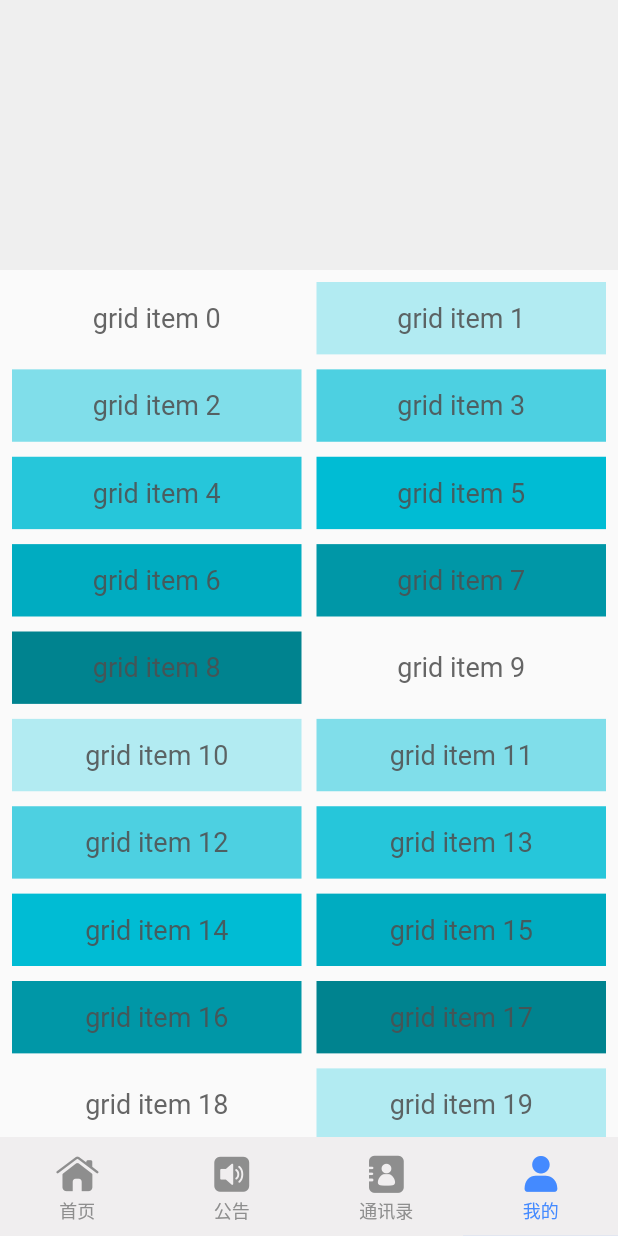
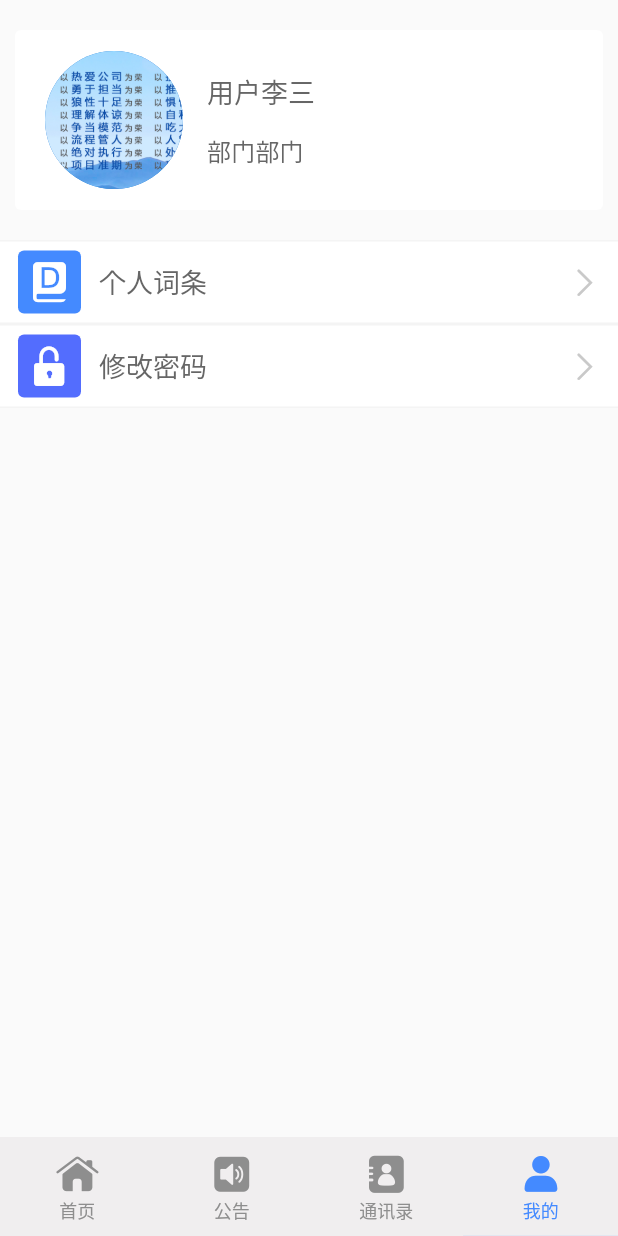
Before and after one commit to samCooker/flutter_demo, a Flutter app: the screen it shows after launch, item 4 of the bottom bar chosen, on a phone screen of 412 x 824 dp. Run offline on Flutter 3.47's test engine with Material 2 defaults, Android fonts, the phone set to English and light mode, and no system bars; our stand-ins replace fluro, flutter_spinkit, flutter_swiper, pull_to_refresh, shared_preferences, sqflite; accounts and stored records are empty; statements that could not run were skipped.

Commit message:
添加主题修改

```diff
--- a/lib/main.dart
+++ b/lib/main.dart
@@ -34,14 +34,21 @@ class CustomThemeApp extends StatelessWidget {
   @override
   Widget build(BuildContext context) {
     final ThemesBloc themesBloc = ThemeBlocProvider.of(context);
-    return StreamBuilder<ThemeData>(
+    return StreamBuilder<CustomTheme>(
       stream: themesBloc.items,
-      initialData: new ThemeData(
-        primaryColor: Colors.blueAccent,
-        buttonColor: Colors.blueAccent,
-        backgroundColor: Color(0xFFEFEFEF),
-        accentColor: Color(0xFF888888),
+      initialData: new CustomTheme(),
+      builder: (context,snapshot){
+        return MaterialApp(
+          theme: new ThemeData(
+            primaryColor: snapshot.data.primaryColor,
+            buttonColor: snapshot.data.primaryColor,
+            accentColor: snapshot.data.primaryColor,
+            backgroundColor: snapshot.data.backgroundColor,
+            dividerColor:Color(0xFFF4F4F4),
+            cursorColor: Color(0xFFC9C9C9),
             textTheme: TextTheme(
+                title: TextStyle(color: Color(0xDD4E4E4E), fontSize: 18.0),
+                subtitle: TextStyle(color: Color(0xDD4E4E4E), fontSize: 16.0),
                 headline: TextStyle(color: Color(0xFFFFFFFF), fontSize: 20.0,fontWeight: FontWeight.bold),
                 //设置Material的默认字体样式
                 body1: TextStyle(color: Color(0xDD4E4E4E), fontSize: 18.0),
@@ -49,22 +56,12 @@ class CustomThemeApp extends StatelessWidget {
                 display1: TextStyle(color: Color(0xDD4E4E4E),fontSize: 16,fontWeight: FontWeight.bold),
                 //(首页菜单项样式)
                 display2: TextStyle(color: Color(0xDD4E4E4E),fontSize: 14,fontWeight: FontWeight.bold),
-            button: TextStyle(color: Colors.blueAccent,fontSize: 14.0,)
+                button: TextStyle(color: snapshot.data.primaryColor,fontSize: 14.0,)
             ),
             iconTheme: IconThemeData(
-          color: Color(ThemeColor),
+              color: Colors.blueAccent,
               size: 35.0,
             ),
-      ),
-      builder: (context,snapshot){
-        return MaterialApp(
-          theme: new ThemeData(
-            primaryColor: snapshot.data.primaryColor,
-            buttonColor: snapshot.data.buttonColor,
-            backgroundColor: snapshot.data.backgroundColor,
-            accentColor: snapshot.data.accentColor,
-            textTheme: snapshot.data.textTheme,
-            iconTheme: snapshot.data.iconTheme,
           ),
           home: MyHomePage(),
           onGenerateRoute: Application.router.generator,
--- a/lib/utils/themes_bloc.dart
+++ b/lib/utils/themes_bloc.dart
@@ -3,21 +3,34 @@ import 'dart:async';
 import 'package:flutter/material.dart';
 import 'package:flutter/widgets.dart';
 
+class CustomTheme{
+  Color primaryColor = Colors.blueAccent;
+  Color iconColor = Colors.blueAccent;
+  Color backgroundColor = Color(0xFFEFEFEF);
+
+  int commonSize = 18;
+  int titleSize = 22;
+  int subTitleSize = 20;
+
+  CustomTheme({this.primaryColor,this.iconColor,this.backgroundColor,this.commonSize,this.titleSize,this.subTitleSize});
+
+}
+
 class ThemesBloc {
 
-  ThemeData currentTheme;
+    CustomTheme currentTheme;
 
-  StreamController<ThemeData> _controller;
+  StreamController<CustomTheme> _controller;
 
   ThemesBloc(){
-    _controller = StreamController<ThemeData>();
+    _controller = StreamController<CustomTheme>();
   }
 
-  Stream<ThemeData> get items => _controller.stream;
+  Stream<CustomTheme> get items => _controller.stream;
 
-  setThemeData(ThemeData themeData){
+  setThemeData(CustomTheme themeData){
     currentTheme=themeData;
-    _controller.sink.add(currentTheme);
+    _controller.sink.add(themeData);
   }
 
   dispose(){
--- a/lib/views/home/index_home.dart
+++ b/lib/views/home/index_home.dart
@@ -9,6 +9,7 @@ import '../../routers/application.dart';
 import '../../components/search_input.dart';
 import 'my_menu_bloc.dart';
 import 'package:flutter_app/model/model_menu.dart';
+import '../../utils/themes_bloc.dart';
 
 class HomePage extends StatefulWidget {
 
@@ -42,6 +43,7 @@ class HomePageState extends State<HomePage> with AutomaticKeepAliveClientMixin{
 
   @override
   Widget build(BuildContext context) {
+    final themesBloc = ThemeBlocProvider.of(context);
     super.build(context);
     return new Scaffold(
       //标题栏
@@ -56,15 +58,7 @@ class HomePageState extends State<HomePage> with AutomaticKeepAliveClientMixin{
                   "超创信息",
                   style: Theme.of(context).textTheme.headline,
                 ),
-              ),
-            Expanded(
-              child: SearchInput(
-                  placeholder: "搜索功能",
-                  onTap: () {
-                    print("功能搜索");
-                    Application.router.navigateTo(context, "search");
-                  }),
-            )
+              )
             ],
           ),
           centerTitle: false
@@ -104,7 +98,12 @@ class HomePageState extends State<HomePage> with AutomaticKeepAliveClientMixin{
                         alignment: Alignment.centerRight,
                         child: InkWell(
                           onTap: () {
-
+//todo 测试修改主题
+                            themesBloc.setThemeData(new CustomTheme(
+                              primaryColor: Colors.redAccent,
+                              iconColor: Colors.redAccent,
+                              backgroundColor: Colors.amberAccent,
+                            ));
                           },
                           child: Container(
                             padding: EdgeInsets.all(10),
--- a/lib/views/index.dart
+++ b/lib/views/index.dart
@@ -3,7 +3,6 @@ import 'package:flutter_app/views/home/index_home.dart';
 import 'index_me.dart';
 import 'index_notice.dart';
 import 'index_contacts.dart';
-import '../utils/themes_bloc.dart';
 
 
 class MyHomePage extends StatefulWidget {
@@ -63,7 +62,6 @@ class _MyHomePageState extends State<MyHomePage>
 
   @override
   Widget build(BuildContext context) {
-    final ThemesBloc = ThemeBlocProvider.of(context);
     return new Scaffold(
       body: new TabBarView(
           controller: tabController,
@@ -82,34 +80,13 @@ class _MyHomePageState extends State<MyHomePage>
               child: TabBar(
                 controller: tabController,
                 indicatorWeight: 0.1,
-                indicatorColor: Colors.blueAccent,
-                labelColor: Colors.blueAccent,
+                indicatorColor: Theme.of(context).primaryColor,
+                labelColor: Theme.of(context).primaryColor,
                 labelStyle: TextStyle(
                     fontSize: 14
                 ),
                 onTap: (int){
                   print("点击tab页面：$int");
-                  //todo 测试修改主题
-                  ThemesBloc.setThemeData(new ThemeData(
-                    primaryColor: Colors.redAccent,
-                    buttonColor: Colors.redAccent,
-                    backgroundColor: Color(0xFFEFEFEF),
-                    accentColor: Color(0xFF888888),
-                    textTheme: TextTheme(
-                        headline: TextStyle(color: Color(0xFFFFFFFF), fontSize: 20.0,fontWeight: FontWeight.bold),
-                        //设置Material的默认字体样式
-                        body1: TextStyle(color: Color(0xDD4E4E4E), fontSize: 18.0),
-                        //加粗的字体，（首页菜单标题样式）
-                        display1: TextStyle(color: Color(0xDD4E4E4E),fontSize: 16,fontWeight: FontWeight.bold),
-                        //(首页菜单项样式)
-                        display2: TextStyle(color: Color(0xDD4E4E4E),fontSize: 14,fontWeight: FontWeight.bold),
-                        button: TextStyle(color: Colors.blueAccent,fontSize: 14.0,)
-                    ),
-                    iconTheme: IconThemeData(
-                      color: Colors.blueAccent,
-                      size: 35.0,
-                    ),
-                  ));
                 },
                 unselectedLabelColor: const Color(0xFF8E8E8E),
                 tabs: menuTab,
--- a/lib/views/index_contacts.dart
+++ b/lib/views/index_contacts.dart
@@ -22,7 +22,7 @@ class ContactsPageState extends State<ContactsPage> with AutomaticKeepAliveClien
     return new Scaffold(
       appBar: new AppBar(
         title: new Text("通讯录"),
-        backgroundColor: Colors.blueAccent,
+        backgroundColor: Theme.of(context).primaryColor,
       ),
       body: Text("通讯录"),
     );
--- a/lib/views/index_me.dart
+++ b/lib/views/index_me.dart
@@ -5,55 +5,102 @@ class MePage extends StatelessWidget {
   @override
   Widget build(BuildContext context) {
     return Material(
-      child: CustomScrollView(
-        slivers: <Widget>[
-          //AppBar，包含一个导航栏
-          SliverAppBar(
-            pinned: true,
-            expandedHeight: 180.0,
-            backgroundColor: Theme.of(context).backgroundColor
-          ),
-
-          SliverPadding(
-            padding: const EdgeInsets.all(8.0),
-            sliver: new SliverGrid( //Grid
-              gridDelegate: new SliverGridDelegateWithFixedCrossAxisCount(
-                crossAxisCount: 2, //Grid按两列显示
-                mainAxisSpacing: 10.0,
-                crossAxisSpacing: 10.0,
-                childAspectRatio: 4.0,
-              ),
-              delegate: new SliverChildBuilderDelegate(
-                    (BuildContext context, int index) {
-                  //创建子widget
-                  return new Container(
-                    alignment: Alignment.center,
-                    color: Colors.cyan[100 * (index % 9)],
-                    child: new Text('grid item $index'),
-                  );
-                },
-                childCount: 20,
+      child: ListView(
+        shrinkWrap: true,
+        children: <Widget>[
+          Card(
+            elevation: 0,
+            margin: EdgeInsets.only(top: 20,bottom: 20,left: 10,right: 10),
+            child: Container(
+              padding: EdgeInsets.only(left: 20),
+              height: 120,
+              child: Row(
+                children: <Widget>[
+                  CircleAvatar(
+                    radius:46,
+                    backgroundImage: AssetImage("assets/images/home-3.jpg"),
+                  ),
+                  Padding(
+                    padding: EdgeInsets.only(left: 16),
+                    child: Column(
+                      mainAxisAlignment: MainAxisAlignment.center,
+                      crossAxisAlignment: CrossAxisAlignment.start,
+                      children: <Widget>[
+                        Padding(
+                          padding:EdgeInsets.only(bottom: 14),
+                          child: Text("用户李三",style: Theme.of(context).textTheme.title),
+                        ),
+                        Text("部门部门",style: Theme.of(context).textTheme.subtitle),
+                      ],
+                    ),
+                  )
+                ],
               ),
             ),
           ),
-          //List
-          SliverFixedExtentList(
-            itemExtent: 50.0,
-            delegate: new SliverChildBuilderDelegate(
-                    (BuildContext context, int index) {
-                  //创建列表项
-                  return new Container(
-                    alignment: Alignment.center,
-                    color: Colors.lightBlue[100 * (index % 9)],
-                    child: new Text('list item $index'),
-                  );
-                },
-                childCount: 50 //50个列表项
-            ),
+          InkWell(
+            child: MeItemMenu(bgColor: Colors.blueAccent,icon: 0xe75d,name: '个人词条',),
           ),
+          InkWell(
+            child: MeItemMenu(bgColor: Colors.indigoAccent,icon: 0xe69b,name: '修改密码',)
+          )
         ],
       ),
     );
   }
 
 }
+
+class MeItemMenu extends StatelessWidget{
+
+  final Color bgColor;
+  final int icon;
+  final String name;
+
+  MeItemMenu({this.bgColor,this.icon,this.name});
+
+  @override
+  Widget build(BuildContext context) {
+    return Container(
+      padding: EdgeInsets.only(top: 6,bottom: 6,left: 12,right: 12),
+      decoration: BoxDecoration(
+          color: Colors.white,
+          border: Border(
+              top: BorderSide(color: Theme.of(context).dividerColor),
+              bottom: BorderSide(color: Theme.of(context).dividerColor)
+          )
+      ),
+      child: Column(
+        children: <Widget>[
+          Row(
+            children: <Widget>[
+              Container(
+                margin: EdgeInsets.only(right: 12),
+                decoration: BoxDecoration(
+                    color: bgColor??Colors.blueAccent,
+                    borderRadius: BorderRadius.all(Radius.circular(4))
+                ),
+                width: 42,
+                height: 42,
+                child: Icon(
+                  IconData(icon, fontFamily: 'iconfont'),
+                  size: 30,
+                  color: Colors.white,
+                ),
+              ),
+              Expanded(
+                child: Text(name,maxLines: 1,overflow: TextOverflow.ellipsis,),
+              ),
+              Icon(
+                IconData(0xe603, fontFamily: 'iconfont'),
+                size: 20,
+                color: Theme.of(context).cursorColor,
+              )
+            ],
+          )
+        ],
+      ),
+    );
+  }
+
+}
--- a/lib/views/index_notice.dart
+++ b/lib/views/index_notice.dart
@@ -36,7 +36,7 @@ class NoticePageState extends State<NoticePage> with AutomaticKeepAliveClientMix
     return new Scaffold(
       appBar: new AppBar(
         title: new Text("通知公告"),
-        backgroundColor: Colors.blueAccent,
+        backgroundColor: Theme.of(context).primaryColor,
       ),
       body: SmartRefresher(
           controller: _refreshController,
```
Lines whose indentation alone changed are shown as unchanged.
